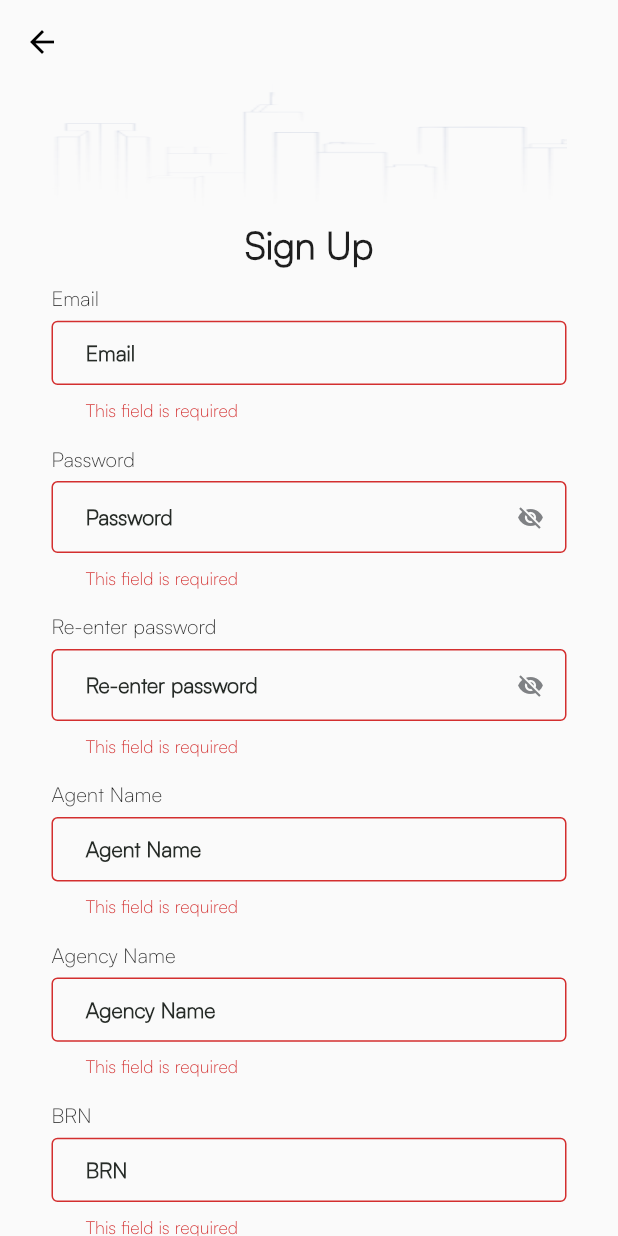
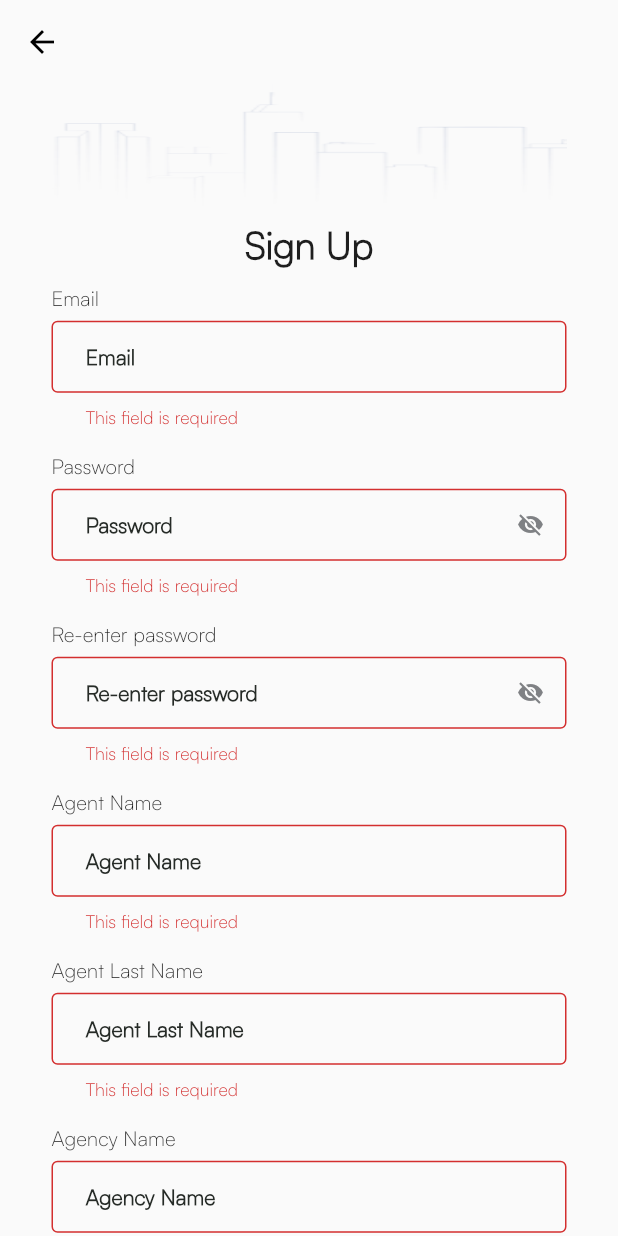
Before and after one commit to prem88k/real_pro_vendor, a Flutter app: the RegistrationPageVendor screen opened directly, on a phone screen of 412 x 824 dp. Run offline on Flutter 3.47's test engine with Material 2 defaults, Android fonts, the phone set to English and light mode, and no system bars; our stand-ins replace cached_network_image, cloud_firestore, device_info_plus, dotted_decoration, dotted_line, dropdown_search and 24 more; missing offline and left inert: flutter_login_facebook, permission_handler_platform_interface, place_picker, video_compress, video_thumbnail; accounts and stored records are empty; network calls fail.

Commit message:
28_02_24

```diff
--- a/lib/Models/GetCountData.dart
+++ b/lib/Models/GetCountData.dart
@@ -48,6 +48,8 @@ class User {
   int? newFollowers;
   int? comment;
   String? name;
+  String? last_name;
+
   String? email;
   String? fcm;
   String? deviceType;
@@ -88,6 +90,7 @@ class User {
         this.deviceType,
         this.appleId,
         this.deviceId,
+        this.last_name,
         this.platform,
         this.role,
         this.countryCode,
@@ -117,6 +120,7 @@ class User {
     productLike = json['product_like'];
     newFollowers = json['new_followers'];
     comment = json['comment'];
+    last_name=json['last_name'];
     name = json['name'];
     email = json['email'];
     fcm = json['fcm'];
@@ -153,6 +157,7 @@ class User {
     data['id'] = this.id;
     data['product_like'] = this.productLike;
     data['new_followers'] = this.newFollowers;
+    data['last_name'] = this.last_name;
     data['comment'] = this.comment;
     data['name'] = this.name;
     data['email'] = this.email;
--- a/lib/Presentation/common_textfeild.dart
+++ b/lib/Presentation/common_textfeild.dart
@@ -42,8 +42,8 @@ class _TextFieldWidgetState extends State<TextFieldWidget> {
       autovalidateMode: AutovalidateMode.always,
         child: Container(
           child: TextFormField(
-            maxLines: widget.title=="What is your concern?"?5:1,
-            minLines: widget.title=="What is your concern?"?5:1,
+            maxLines: widget.title=="Description"?5:1,
+            minLines: widget.title=="Description"?5:1,
             enabled: widget.isEnable,
             textAlignVertical: TextAlignVertical.center,
               style: TextStyle(
@@ -89,7 +89,6 @@ class _TextFieldWidgetState extends State<TextFieldWidget> {
             validator: widget.validator,
             decoration: !widget.isPassword?InputDecoration(
               errorMaxLines: 2,
-              isDense: true,
               fillColor: widget.title=="Search Here"?Colors.transparent:Colors.transparent,
               filled: true,
               border: OutlineInputBorder(
--- a/lib/Screens/ProfilePage.dart
+++ b/lib/Screens/ProfilePage.dart
@@ -303,7 +303,7 @@ class _ProfilePageState extends State<ProfilePage> {
                               Container(
                                 width: ScreenUtil().setWidth(200),
                                 child: Text(
-                                  getCountData.user!.mobileNumber != null
+                                  getCountData.user!.mobileNumber != "null"&& getCountData.user!.mobileNumber !=null
                                       ? "+971 ${getCountData.user!.mobileNumber!}"
                                       : "-",
                                   style: TextStyle(
--- a/lib/Screens/RegistrationPageVendor.dart
+++ b/lib/Screens/RegistrationPageVendor.dart
@@ -1,19 +1,19 @@
 import 'dart:convert';
 import 'dart:io';
-import 'package:flutter/foundation.dart';
-import 'package:real_pro_vendor/Screens/AddInfo.dart';
-import 'package:sign_in_with_apple/sign_in_with_apple.dart';
-import 'package:http/http.dart' as http;
 
 import 'package:device_info_plus/device_info_plus.dart';
 import 'package:firebase_auth/firebase_auth.dart';
 import 'package:firebase_messaging/firebase_messaging.dart';
+import 'package:flutter/foundation.dart';
 import 'package:flutter/material.dart';
 import 'package:flutter_login_facebook/flutter_login_facebook.dart';
 import 'package:flutter_screenutil/flutter_screenutil.dart';
 import 'package:google_sign_in/google_sign_in.dart';
+import 'package:http/http.dart' as http;
 import 'package:http/http.dart';
+import 'package:real_pro_vendor/Screens/AddInfo.dart';
 import 'package:shared_preferences/shared_preferences.dart';
+import 'package:sign_in_with_apple/sign_in_with_apple.dart';
 
 import '../Constants/Api.dart';
 import '../Constants/Colors.dart';
@@ -52,6 +52,8 @@ class _RegistrationPageVendorState extends State<RegistrationPageVendor> {
   final TextEditingController _confirmPasswordController =
       TextEditingController();
   final TextEditingController _agencyNameController = TextEditingController();
+  final TextEditingController _agencyLNameController = TextEditingController();
+
   final TextEditingController _mobileController = TextEditingController();
   final TextEditingController _brnController = TextEditingController();
 
@@ -152,7 +154,7 @@ class _RegistrationPageVendorState extends State<RegistrationPageVendor> {
                           final bool emailValid = RegExp(
                                   r"^[a-zA-Z0-9.a-zA-Z0-9.!#$%&'*+-/=?^_`{|}~]+@[a-zA-Z0-9]+\.[a-zA-Z]+")
                               .hasMatch(_emailController.text);
-                          if(!isSocial) {
+                          if (!isSocial) {
                             if (_emailController.text.isEmpty) {
                               return 'This field is required';
                             }
@@ -189,13 +191,12 @@ class _RegistrationPageVendorState extends State<RegistrationPageVendor> {
                         obs: true,
                         validator: (value) {
                           final bool passValid = RegExp(
-                              r'^(?=.*?[A-Z])(?=.*?[a-z])(?=.*?[0-9])(?=.*?[!@#&*~]).{6,}$')
+                                  r'^(?=.*?[A-Z])(?=.*?[a-z])(?=.*?[0-9])(?=.*?[!@#&*~]).{8,}$')
                               .hasMatch(_passwordController.text);
                           if (!isSocial) {
                             if (_passwordController.text.isEmpty) {
                               return "This field is required";
-                            }
-                            else if (!passValid) {
+                            } else if (!passValid) {
                               return 'Password should be 8-12 character, contain 1 capital letter, 1 number and 1 special character';
                             }
                           }
@@ -227,20 +228,15 @@ class _RegistrationPageVendorState extends State<RegistrationPageVendor> {
                         isPassword: true,
                         obs: true,
                         validator: (value) {
-                          final bool emailValid = RegExp(
-                              r'^(?=.*?[A-Z])(?=.*?[a-z])(?=.*?[0-9])(?=.*?[!@#&*~]).{6,}$')
+                          final bool passValid = RegExp(
+                                  r'^(?=.*?[A-Z])(?=.*?[a-z])(?=.*?[0-9])(?=.*?[!@#&*~]).{8,}$')
                               .hasMatch(_confirmPasswordController.text);
                           if (!isSocial) {
                             if (_confirmPasswordController.text.isEmpty) {
                               return 'This field is required';
-                            } else if (_confirmPasswordController.text.length < 5) {
-                              return '5 Character required';
-                            }
-                            else if(!emailValid)
-                            {
+                            } else if (!passValid) {
                               return 'Password should be 8-12 character, contain 1 capital letter, 1 number and 1 special character';
-                            }
-                            else if (_confirmPasswordController.text !=
+                            } else if (_confirmPasswordController.text !=
                                 _passwordController.text) {
                               return 'Password and confirm password does not matched';
                             }
@@ -252,7 +248,6 @@ class _RegistrationPageVendorState extends State<RegistrationPageVendor> {
                   ),
                 ),
                 SizedBox(height: ScreenUtil().setHeight(8)),
-
                 Container(
                   child: Column(
                     crossAxisAlignment: CrossAxisAlignment.start,
@@ -272,7 +267,7 @@ class _RegistrationPageVendorState extends State<RegistrationPageVendor> {
                         controller: _nameController,
                         title: "Agent Name",
                         validator: (value) {
-                          if(!isSocial) {
+                          if (!isSocial) {
                             if (_nameController.text.isEmpty) {
                               return "This field is required";
                             }
@@ -284,7 +279,37 @@ class _RegistrationPageVendorState extends State<RegistrationPageVendor> {
                   ),
                 ),
                 SizedBox(height: ScreenUtil().setHeight(8)),
-
+                Container(
+                  child: Column(
+                    crossAxisAlignment: CrossAxisAlignment.start,
+                    children: [
+                      Container(
+                        child: Text(
+                          'Agent Last Name',
+                          style: TextStyle(
+                            color: primaryTextColor,
+                            fontSize: ScreenUtil().setWidth(12),
+                            fontFamily: 'work',
+                            fontWeight: FontWeight.w400,
+                          ),
+                        ),
+                      ),
+                      TextFieldWidget(
+                        controller: _agencyLNameController,
+                        title: "Agent Last Name",
+                        validator: (value) {
+                          if (!isSocial) {
+                            if (_agencyLNameController.text.isEmpty) {
+                              return "This field is required";
+                            }
+                          }
+                          return null;
+                        },
+                      ),
+                    ],
+                  ),
+                ),
+                SizedBox(height: ScreenUtil().setHeight(8)),
                 Container(
                   child: Column(
                     crossAxisAlignment: CrossAxisAlignment.start,
@@ -304,7 +329,7 @@ class _RegistrationPageVendorState extends State<RegistrationPageVendor> {
                         controller: _agencyNameController,
                         title: "Agency Name",
                         validator: (value) {
-                          if(!isSocial) {
+                          if (!isSocial) {
                             if (_agencyNameController.text.isEmpty) {
                               return "This field is required";
                             }
@@ -316,7 +341,6 @@ class _RegistrationPageVendorState extends State<RegistrationPageVendor> {
                   ),
                 ),
                 SizedBox(height: ScreenUtil().setHeight(8)),
-
                 Container(
                   child: Column(
                     crossAxisAlignment: CrossAxisAlignment.start,
@@ -336,7 +360,7 @@ class _RegistrationPageVendorState extends State<RegistrationPageVendor> {
                         controller: _brnController,
                         title: "BRN",
                         validator: (value) {
-                          if(!isSocial) {
+                          if (!isSocial) {
                             if (_brnController.text.isEmpty) {
                               return "This field is required";
                             }
@@ -348,7 +372,6 @@ class _RegistrationPageVendorState extends State<RegistrationPageVendor> {
                   ),
                 ),
                 SizedBox(height: ScreenUtil().setHeight(8)),
-
                 Container(
                   child: Column(
                     crossAxisAlignment: CrossAxisAlignment.start,
@@ -393,8 +416,8 @@ class _RegistrationPageVendorState extends State<RegistrationPageVendor> {
                             // Validation failed, show an error message
                             ScaffoldMessenger.of(context).showSnackBar(
                               SnackBar(
-                                  content: Text(
-                                      'Please fill in the required field.'),
+                                content:
+                                    Text('Please fill in the required field.'),
                               ),
                             );
                           }
@@ -557,11 +580,12 @@ class _RegistrationPageVendorState extends State<RegistrationPageVendor> {
                   ],
                 ),*/
                 Column(
-                  mainAxisAlignment: !Platform.isIOS?MainAxisAlignment.center:MainAxisAlignment.spaceEvenly,
+                  mainAxisAlignment: !Platform.isIOS
+                      ? MainAxisAlignment.center
+                      : MainAxisAlignment.spaceEvenly,
                   children: [
                     GestureDetector(
                       onTap: () {
-
                         signInWithGoogle();
                       },
                       child: Container(
@@ -637,9 +661,10 @@ class _RegistrationPageVendorState extends State<RegistrationPageVendor> {
                     SizedBox(
                       height: ScreenUtil().setHeight(10),
                     ),
-                    !Platform.isIOS?Container():  GestureDetector(
+                    !Platform.isIOS
+                        ? Container()
+                        : GestureDetector(
                             onTap: () {
-
                               _appleLogin();
                             },
                             child: Container(
@@ -676,11 +701,8 @@ class _RegistrationPageVendorState extends State<RegistrationPageVendor> {
                               ),
                             ),
                           ),
-
-
                   ],
                 ),
-
               ],
             ),
           ),
@@ -693,13 +715,27 @@ class _RegistrationPageVendorState extends State<RegistrationPageVendor> {
     final bool emailValid = RegExp(
             r"^[a-zA-Z0-9.a-zA-Z0-9.!#$%&'*+-/=?^_`{|}~]+@[a-zA-Z0-9]+\.[a-zA-Z]+")
         .hasMatch(_emailController.text);
+    final bool passValid =
+        RegExp(r'^(?=.*?[A-Z])(?=.*?[a-z])(?=.*?[0-9])(?=.*?[!@#&*~]).{8,}$')
+            .hasMatch(_passwordController.text);
+    final bool passValid1 =
+        RegExp(r'^(?=.*?[A-Z])(?=.*?[a-z])(?=.*?[0-9])(?=.*?[!@#&*~]).{8,}$')
+            .hasMatch(_confirmPasswordController.text);
     setState(() {
       isSocial = false;
 
       if (_formKey.currentState!.validate()) {
         // Check additional conditions, such as non-empty text fields
         if (_emailController.text.isNotEmpty &&
-            _passwordController.text.isNotEmpty&&emailValid&&_confirmPasswordController.text.isNotEmpty&&_agencyNameController.text.isNotEmpty&&_agencyNameController.text.isNotEmpty&&_brnController.text.isNotEmpty) {
+            _passwordController.text.isNotEmpty &&
+            emailValid &&
+            _confirmPasswordController.text.isNotEmpty &&
+            _agencyNameController.text.isNotEmpty &&
+            _agencyNameController.text.isNotEmpty &&
+            _brnController.text.isNotEmpty &&
+            _confirmPasswordController.text == _passwordController.text &&
+            passValid &&
+            passValid1) {
           // Validation passed, initiate the login
           // Call the login function
           RegisterAPI();
@@ -710,13 +746,11 @@ class _RegistrationPageVendorState extends State<RegistrationPageVendor> {
         // Validation failed, show an error message
         ScaffoldMessenger.of(context).showSnackBar(
           SnackBar(
-            content:
-            Text('Please fill in the required field.'),
+            content: Text('Please fill in the required field.'),
           ),
         );
       }
     });
-
   }
 
   Future<void> RegisterAPI() async {
@@ -734,11 +768,13 @@ class _RegistrationPageVendorState extends State<RegistrationPageVendor> {
       'fcm': token,
       'role': "agent",
       'name': _nameController.text,
+      'last_name': _agencyLNameController.text,
       'password': _passwordController.text,
       'email': _emailController.text,
       'agent_brn': _brnController.text,
       'company_name': _agencyNameController.text,
-      'mobile_number': _mobileController.text.isNotEmpty?_mobileController.text:"",
+      'mobile_number':
+          _mobileController.text.isNotEmpty ? _mobileController.text : "",
       'agency_name': _agencyNameController.text
     };
 
@@ -846,7 +882,8 @@ class _RegistrationPageVendorState extends State<RegistrationPageVendor> {
       email = user.email!;
       imageUrl = user.photoURL!;
       uId = user.uid;
-      postRegisterGoogleData(uId, name, email,user.phoneNumber!=null?user.phoneNumber!:"",imageUrl);
+      postRegisterGoogleData(uId, name, email,
+          user.phoneNumber != null ? user.phoneNumber! : "", imageUrl);
       // Only taking the first part of the name, i.e., First Name
       if (name.contains(" ")) {
         name = name.substring(0, name.indexOf(" "));
@@ -866,12 +903,11 @@ class _RegistrationPageVendorState extends State<RegistrationPageVendor> {
     return null;
   }
 
-  Future<void> postRegisterGoogleData(
-      String? accessToken, String name, String email, String phone, String? imageUrl) async {
+  Future<void> postRegisterGoogleData(String? accessToken, String name,
+      String email, String phone, String? imageUrl) async {
     setState(() {
       isloading = true;
       isSocial = true;
-
     });
     /*String? token = await FirebaseMessaging.instance.getToken();
     print("Tpkoen::$token");*/
@@ -925,7 +961,7 @@ class _RegistrationPageVendorState extends State<RegistrationPageVendor> {
         setState(() {
           isloading = false;
         });
-        Message(context,getdata["message"]);
+        Message(context, getdata["message"]);
         prefs.setString("access_token",
             "Bearer ${getdata["0"]["original"]["access_token"].toString()}");
         prefs.setString(
@@ -942,9 +978,8 @@ class _RegistrationPageVendorState extends State<RegistrationPageVendor> {
             getdata["0"]["original"]["user"]["image"].toString());
         prefs.setBool("isLogging", true);
         prefs.setBool("isSocial", true);
-        prefs.setString("socialDP",imageUrl!);
-        if(getdata["isLogin"])
-        {
+        prefs.setString("socialDP", imageUrl!);
+        if (getdata["isLogin"]) {
           print(getdata["isLogin"]);
           Future.delayed(const Duration(milliseconds: 1000), () {
             Navigator.pushReplacement(
@@ -956,15 +991,13 @@ class _RegistrationPageVendorState extends State<RegistrationPageVendor> {
               ),
             );
           });
-        }
-        else
-        {
+        } else {
           print("--false---");
           print(getdata["isLogin"]);
 
           Future.delayed(const Duration(milliseconds: 2000), () {
-            Navigator.of(context).push(MaterialPageRoute(
-                builder: (context) => AddInfo(name,email)));
+            Navigator.of(context).push(
+                MaterialPageRoute(builder: (context) => AddInfo(name, email)));
           });
         }
         /*bookTable();*/
@@ -978,7 +1011,8 @@ class _RegistrationPageVendorState extends State<RegistrationPageVendor> {
       setState(() {
         isloading = false;
       });
-      ErrorMessage(context, "This Email is registerd with us please try another one");
+      ErrorMessage(
+          context, "This Email is registerd with us please try another one");
     }
   }
 
@@ -1010,7 +1044,8 @@ class _RegistrationPageVendorState extends State<RegistrationPageVendor> {
         final email = await fb.getUserEmail();
         // But user can decline permission
         if (email != null) print('And your email is $email');
-        postRegisterGoogleData(profile.userId, profile.name!, email!,"",imageUrl!);
+        postRegisterGoogleData(
+            profile.userId, profile.name!, email!, "", imageUrl!);
         break;
       case FacebookLoginStatus.cancel:
         // In case the user cancels the login process
@@ -1022,9 +1057,7 @@ class _RegistrationPageVendorState extends State<RegistrationPageVendor> {
     }
   }
 
-
   Future<void> _appleLogin() async {
-
     final credential = await SignInWithApple.getAppleIDCredential(
       scopes: [
         AppleIDAuthorizationScopes.email,
@@ -1032,8 +1065,7 @@ class _RegistrationPageVendorState extends State<RegistrationPageVendor> {
       ],
       webAuthenticationOptions: WebAuthenticationOptions(
         // TODO: Set the `clientId` and `redirectUri` arguments to the values you entered in the Apple Developer portal during the setup
-        clientId:
-        'de.lunaone.flutter.signinwithappleexample.service',
+        clientId: 'de.lunaone.flutter.signinwithappleexample.service',
 
         redirectUri:
             // For web your redirect URI needs to be the host of the "current page",
@@ -1053,7 +1085,10 @@ class _RegistrationPageVendorState extends State<RegistrationPageVendor> {
     print("abc::${credential.givenName}");
     print("abc::${credential.identityToken}");
 
-    appleLoginAPI(credential.userIdentifier,credential.givenName!=null?credential.givenName!:"anonymous",credential.email!=null?credential.email!:"anonymous@gmail.com");
+    appleLoginAPI(
+        credential.userIdentifier,
+        credential.givenName != null ? credential.givenName! : "anonymous",
+        credential.email != null ? credential.email! : "anonymous@gmail.com");
     // This is the endpoint that will convert an authorization code obtained
     // via Sign in with Apple into a session in your system
     final signInWithAppleEndpoint = Uri(
@@ -1062,14 +1097,10 @@ class _RegistrationPageVendorState extends State<RegistrationPageVendor> {
       path: '/sign_in_with_apple',
       queryParameters: <String, String>{
         'code': credential.authorizationCode,
-        if (credential.givenName != null)
-          'firstName': credential.givenName!,
-        if (credential.familyName != null)
-          'lastName': credential.familyName!,
+        if (credential.givenName != null) 'firstName': credential.givenName!,
+        if (credential.familyName != null) 'lastName': credential.familyName!,
         'useBundleId':
-        !kIsWeb && (Platform.isIOS || Platform.isMacOS)
-            ? 'true'
-            : 'false',
+            !kIsWeb && (Platform.isIOS || Platform.isMacOS) ? 'true' : 'false',
         if (credential.state != null) 'state': credential.state!,
       },
     );
@@ -1082,7 +1113,6 @@ class _RegistrationPageVendorState extends State<RegistrationPageVendor> {
     // and you can now set this as the app's session
     // ignore: avoid_print
     print(session);
-
   }
 
   Future<void> appleLoginAPI(
@@ -1090,7 +1120,6 @@ class _RegistrationPageVendorState extends State<RegistrationPageVendor> {
     setState(() {
       isloading = true;
       isSocial = true;
-
     });
     /*   String? token = await FirebaseMessaging.instance.getToken();
     print("Tpkoen::$token");*/
@@ -1121,7 +1150,7 @@ class _RegistrationPageVendorState extends State<RegistrationPageVendor> {
       'platform': deviceName,
       'email': email,
       'fcm': "dkjsdksldks",
-      'role':"user"
+      'role': "user"
     };
     String jsonBody = json.encode(body);
     final encoding = Encoding.getByName('utf-8');
@@ -1152,8 +1181,8 @@ class _RegistrationPageVendorState extends State<RegistrationPageVendor> {
             "UserId", "${getdata["0"]["original"]["user"]["id"].toString()}");
         prefs.setString(
             "email", getdata["0"]["original"]["user"]["email"].toString());
-        prefs.setString(
-            "phone", getdata["0"]["original"]["user"]["mobile_number"].toString());
+        prefs.setString("phone",
+            getdata["0"]["original"]["user"]["mobile_number"].toString());
         prefs.setString("phone",
             getdata["0"]["original"]["user"]["mobile_number"].toString());
         prefs.setString("profileImage",
@@ -1163,11 +1192,10 @@ class _RegistrationPageVendorState extends State<RegistrationPageVendor> {
 
         print("=-----$isLogging");
         Future.delayed(const Duration(milliseconds: 2000), () {
-          Navigator.of(context).push(MaterialPageRoute(
-              builder: (context) => AddInfo(name!,email!)));
+          Navigator.of(context).push(
+              MaterialPageRoute(builder: (context) => AddInfo(name!, email!)));
         });
-      }
-      else {
+      } else {
         setState(() {
           isloading = false;
         });
@@ -1180,7 +1208,8 @@ class _RegistrationPageVendorState extends State<RegistrationPageVendor> {
       });
       ErrorMessage(context, getdata["message"]);
     }
-  }}
+  }
+}
 
 ScaffoldFeatureController<SnackBar, SnackBarClosedReason> Message(
     BuildContext context, String message) {
```
Also changed, not shown: lib/ContactUs.dart (+11 -6 lines), lib/Screens/EditCompanyDetailsPage.dart (+9 -4 lines), lib/Screens/EditProfileVendorPage.dart (+40 -0 lines), lib/Screens/PropertyDetailsPage.dart (+7 -6 lines), lib/Screens/UploadPostPage.dart (+22 -9 lines), 3 other files. Lines whose indentation alone changed are shown as unchanged.
